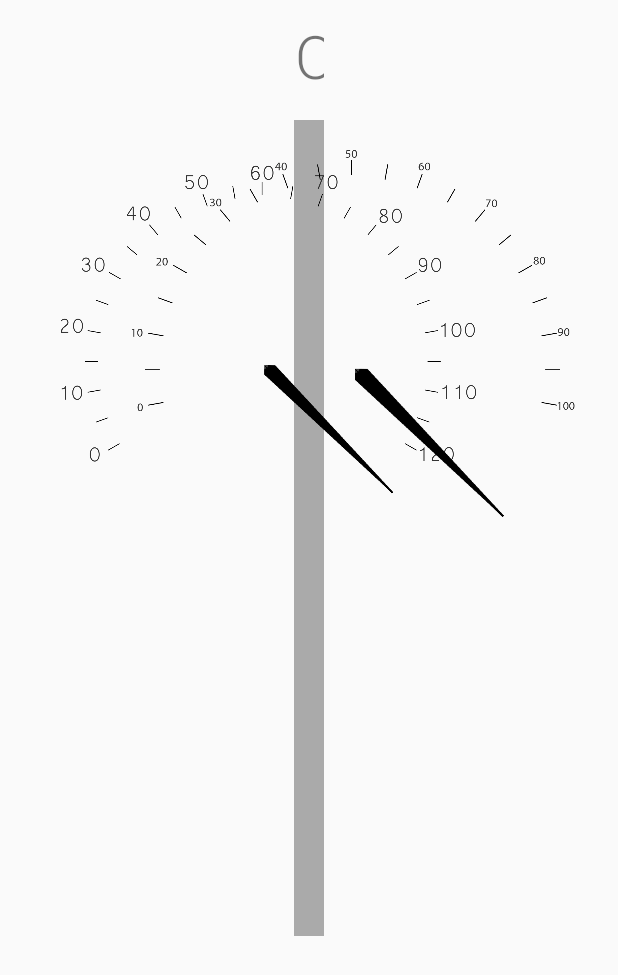
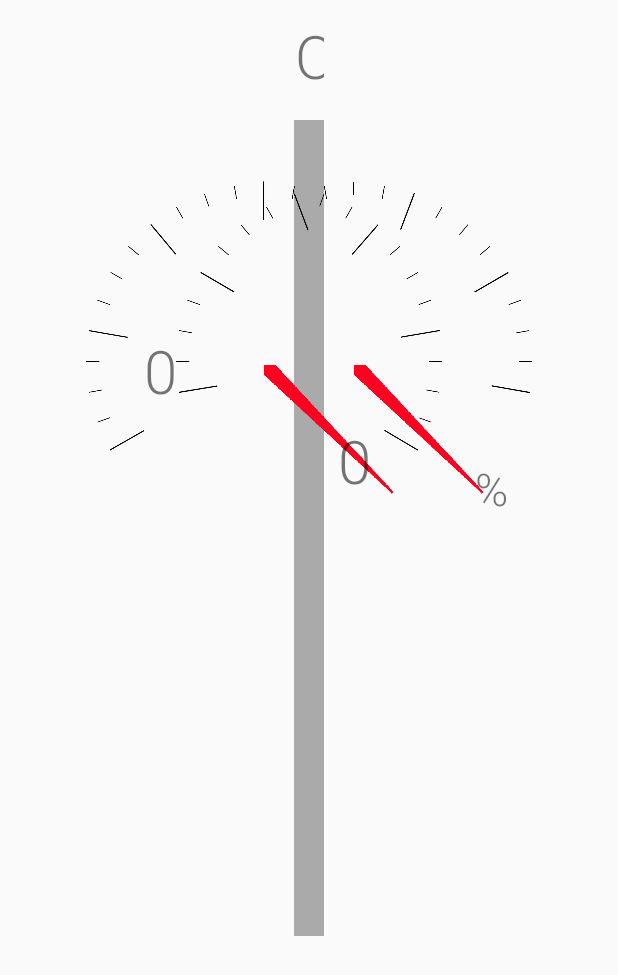
Before and after one commit to mad-nificent/team_project, an Android app: the layout activity_display.xml on its own in the app's theme, with its tools: preview values and no code run, on a phone screen of 412 x 824 dp. Shown: the top 975 px of the screen. Run offline under Robolectric (Android 15) with nearby library versions, the phone set to English and light mode, and no system bars.

Commit message:
New dial

```diff
--- a/OnboardDisplay/app/src/main/res/layout/activity_display.xml
+++ b/OnboardDisplay/app/src/main/res/layout/activity_display.xml
@@ -45,23 +45,23 @@
         android:textSize="50sp" />
 
     <ImageView
-        android:id="@+id/gauge"
+        android:id="@+id/iv_gauge_speed"
         android:layout_width="300dp"
         android:layout_height="300dp"
         android:layout_alignParentStart="true"
         android:layout_alignParentTop="true"
         android:layout_marginStart="10dp"
         android:layout_marginTop="60dp"
-        android:src="@drawable/gauge_new" />
+        android:src="@drawable/gauge_new_speed" />
 
     <ImageView
-        android:id="@+id/needle"
+        android:id="@+id/iv_needle_speed"
         android:layout_width="75dp"
         android:layout_height="75dp"
-        android:layout_alignStart="@+id/gauge"
-        android:layout_alignTop="@+id/gauge"
-        android:layout_alignEnd="@+id/gauge"
-        android:layout_alignBottom="@+id/gauge"
+        android:layout_alignStart="@+id/iv_gauge_speed"
+        android:layout_alignTop="@+id/iv_gauge_speed"
+        android:layout_alignEnd="@+id/iv_gauge_speed"
+        android:layout_alignBottom="@+id/iv_gauge_speed"
         android:layout_marginStart="150dp"
         android:layout_marginEnd="64dp"
         android:layout_marginTop="182dp"
@@ -69,7 +69,7 @@
         android:src="@drawable/needle" />
 
     <ImageView
-        android:id="@+id/gaugeBattery"
+        android:id="@+id/iv_gauge_battery"
         android:layout_width="300dp"
         android:layout_height="300dp"
         android:layout_alignParentEnd="true"
@@ -79,17 +79,17 @@
         android:src="@drawable/gauge_new_battery" />
 
     <ImageView
-        android:id="@+id/needleBattery"
+        android:id="@+id/iv_needle_battery"
         android:layout_width="90dp"
         android:layout_height="90dp"
-        android:layout_alignStart="@+id/gaugeBattery"
-        android:layout_alignTop="@+id/gaugeBattery"
-        android:layout_alignEnd="@+id/gaugeBattery"
-        android:layout_alignBottom="@+id/gaugeBattery"
+        android:layout_alignStart="@+id/iv_gauge_battery"
+        android:layout_alignTop="@+id/iv_gauge_battery"
+        android:layout_alignEnd="@+id/iv_gauge_battery"
+        android:layout_alignBottom="@+id/iv_gauge_battery"
         android:layout_marginStart="150dp"
-        android:layout_marginTop="185dp"
-        android:layout_marginEnd="50dp"
-        android:layout_marginBottom="15dp"
+        android:layout_marginTop="182dp"
+        android:layout_marginEnd="64dp"
+        android:layout_marginBottom="30dp"
         android:src="@drawable/needle" />
 
     <ImageView
@@ -120,4 +120,69 @@
         android:src="@drawable/left_indicator"
         android:visibility="gone"/>
 
+    <TextView
+        android:id="@+id/tv_speed"
+        android:layout_width="wrap_content"
+        android:layout_height="wrap_content"
+        android:layout_alignStart="@+id/gauge"
+        android:layout_alignTop="@+id/gauge"
+        android:layout_alignEnd="@+id/gauge"
+        android:layout_alignBottom="@+id/gauge"
+        android:layout_marginStart="80dp"
+        android:layout_marginTop="220dp"
+        android:layout_marginEnd="80dp"
+        android:layout_marginBottom="10dp"
+        android:fontFamily="sans-serif-light"
+        android:text="0"
+        android:textAlignment="center"
+        android:textSize="40sp"/>
+
+    <TextView
+        android:layout_width="43dp"
+        android:layout_height="38dp"
+        android:layout_alignStart="@+id/tv_speed"
+        android:layout_alignTop="@+id/tv_speed"
+        android:layout_alignEnd="@+id/tv_speed"
+        android:layout_alignBottom="@+id/tv_speed"
+        android:layout_marginStart="140dp"
+        android:layout_marginTop="25dp"
+        android:layout_marginEnd="-43dp"
+        android:layout_marginBottom="2dp"
+        android:fontFamily="sans-serif-light"
+        android:text="mph"
+        android:textAlignment="center"
+        android:textSize="20sp" />
+
+    <TextView
+        android:id="@+id/tv_battery"
+        android:layout_width="wrap_content"
+        android:layout_height="wrap_content"
+        android:layout_alignStart="@+id/iv_gauge_battery"
+        android:layout_alignTop="@+id/iv_gauge_battery"
+        android:layout_alignEnd="@+id/iv_gauge_battery"
+        android:layout_alignBottom="@+id/iv_gauge_battery"
+        android:layout_marginStart="80dp"
+        android:layout_marginTop="220dp"
+        android:layout_marginEnd="80dp"
+        android:layout_marginBottom="10dp"
+        android:fontFamily="sans-serif-light"
+        android:text="0"
+        android:textAlignment="center"
+        android:textSize="40sp"/>
+
+    <TextView
+        android:layout_width="43dp"
+        android:layout_height="38dp"
+        android:layout_alignStart="@+id/tv_battery"
+        android:layout_alignTop="@+id/tv_battery"
+        android:layout_alignEnd="@+id/tv_battery"
+        android:layout_alignBottom="@+id/tv_battery"
+        android:layout_marginStart="140dp"
+        android:layout_marginTop="25dp"
+        android:layout_marginEnd="-43dp"
+        android:layout_marginBottom="2dp"
+        android:fontFamily="sans-serif-light"
+        android:text="%"
+        android:textAlignment="center"
+        android:textSize="30sp" />
 </RelativeLayout>
```
Also changed, not shown: OnboardDisplay/app/src/main/java/com/project/ashb/myapplication/Display.java (+70 -52 lines), OnboardDisplay/app/src/main/res/drawable/gauge_new_battery.png, OnboardDisplay/app/src/main/res/drawable/gauge_new_speed.png (added), OnboardDisplay/app/src/main/res/drawable/needle.png, 3 other files.
